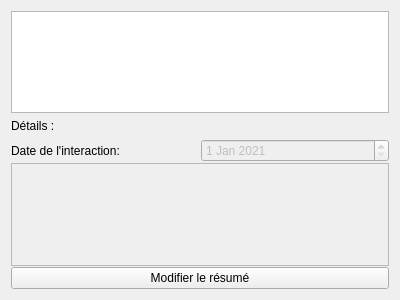
Above: Projet/AfficheInteractionsWindow.ui from Dwarron/ProjetCDAA before the change. Below: the same form after it.
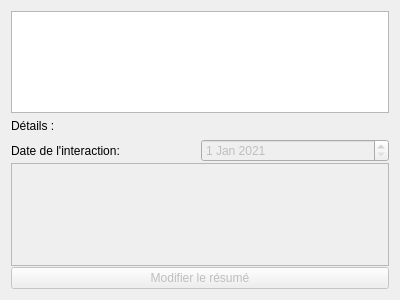
That is the form after the change.

Patch:
```diff
--- a/Projet/AfficheInteractionsWindow.ui
+++ b/Projet/AfficheInteractionsWindow.ui
@@ -97,6 +97,9 @@
          </item>
          <item>
           <widget class="QPushButton" name="editTextButton">
+           <property name="enabled">
+            <bool>false</bool>
+           </property>
            <property name="text">
             <string>Modifier le résumé</string>
            </property>
```
